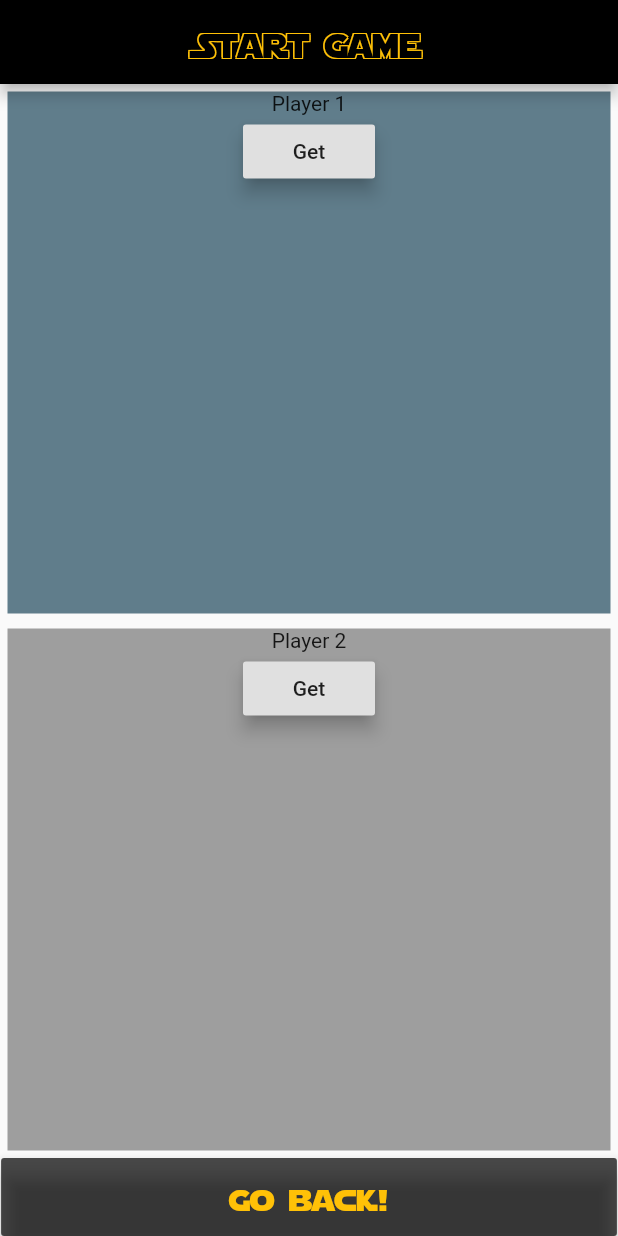
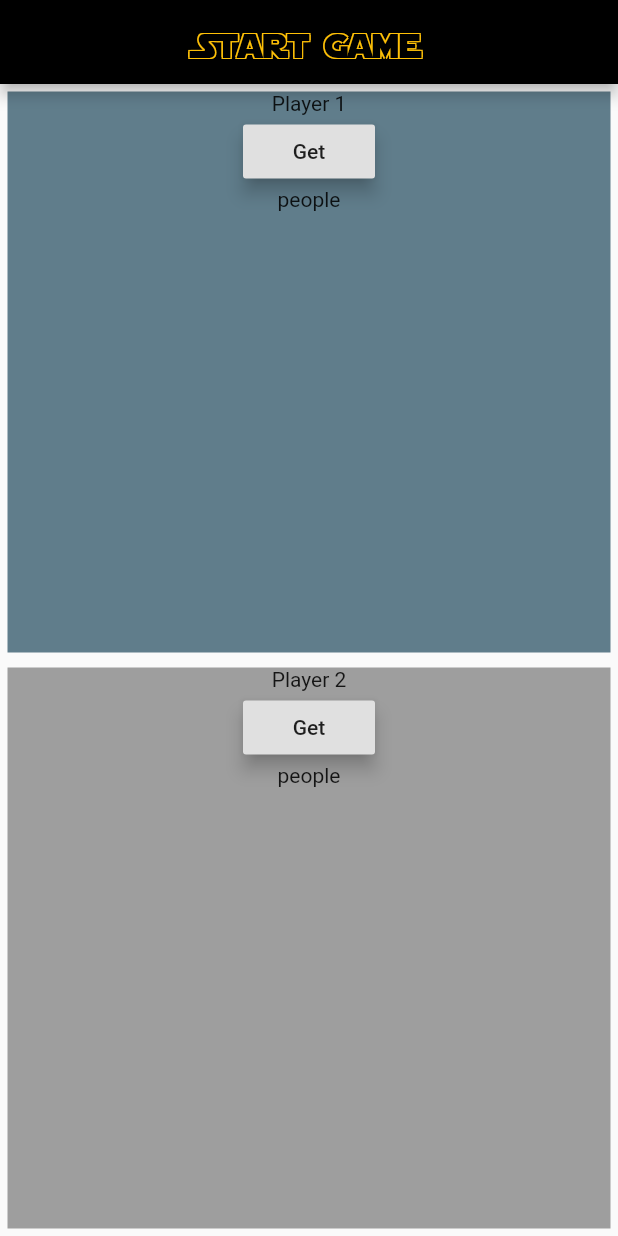
Before and after one commit to dmitry-bdg/star-wars-game, a Flutter app: the screen it shows after launch, after a tap on "people", on a phone screen of 412 x 824 dp. Run offline on Flutter 3.47's test engine with Material 2 defaults, Android fonts, the phone set to English and light mode, and no system bars; our stand-ins replace dio, google_fonts.

Commit message:
feat: add Provider, control app state.

```diff
--- a/lib/UI/screen/game_page.dart
+++ b/lib/UI/screen/game_page.dart
@@ -1,14 +1,11 @@
 import 'package:flutter/material.dart';
+import 'package:provider/provider.dart';
 import 'package:star_wars_game/UI/widget/go_back_button.dart';
 import 'package:star_wars_game/UI/widget/logo_AppBar.dart';
-import 'package:star_wars_game/resources/starwars_api_provider.dart';
+import 'package:star_wars_game/models/star_wars_game.dart';
 
-class GamePage extends StatefulWidget {
-  @override
-  _GamePageState createState() => _GamePageState();
-}
+class GamePage extends StatelessWidget {
 
-class _GamePageState extends State<GamePage> {
   @override
   Widget build(BuildContext context) {
     return Scaffold(
@@ -33,14 +30,15 @@ class _GamePageState extends State<GamePage> {
                     RaisedButton(
                       elevation: 5,
                       onPressed: () {
-                      StarWarsApi _api = StarWarsApi('starships');
-                      _api.getData.then((value) => print(value));
+                        print(context.read<StarWarsGame>().getGameState);
                       },
                       child: Text('Get'),
                     ),
+                    Text(context.watch<StarWarsGame>().getGameType),
                   ],
                 ),
-            )),
+              ),
+            ),
             Flexible(
               child: Container(
                 margin: const EdgeInsets.all(5),
@@ -53,15 +51,16 @@ class _GamePageState extends State<GamePage> {
                       animationDuration: Duration(seconds: 1),
                       elevation: 5,
                       onPressed: () {
-                      StarWarsApi _api = StarWarsApi('starships');
-                      _api.getData.then((value) => print(value));
-                    },
+                        print(context.read<StarWarsGame>().getGameState);
+                      }, // !
                       child: Text('Get'),
                     ),
+                    Text(context.watch<StarWarsGame>().getGameType),
                   ],
                 ),
-            )),
-            GoBackButton(),
+              ),
+            ),
+            // GoBackButton(),
           ],
         ),
       ),
--- a/lib/UI/widget/game_button.dart
+++ b/lib/UI/widget/game_button.dart
@@ -1,4 +1,6 @@
 import 'package:flutter/material.dart';
+import 'package:provider/provider.dart';
+import 'package:star_wars_game/models/star_wars_game.dart';
 
 class GameButton extends StatelessWidget {
   final String type;
@@ -14,8 +16,8 @@ class GameButton extends StatelessWidget {
       ),
       color: Colors.black.withOpacity(.7),
       onPressed: () {
+        context.read<StarWarsGame>().setGameType(type);
         Navigator.pushNamed(context, '/game');
-        // FIX Game Type!!!
       },
       child: Text(
         type,
--- a/lib/main.dart
+++ b/lib/main.dart
@@ -1,10 +1,9 @@
 import 'package:flutter/material.dart';
 import 'package:google_fonts/google_fonts.dart';
+import 'package:star_wars_game/models/star_wars_game.dart';
 import 'UI/screen/game_page.dart';
 import 'UI/screen/home_page.dart';
 import 'package:provider/provider.dart';
-
-import 'models/star_wars_game.dart';
 
 void main() {
   runApp(StarWarsRandom());
@@ -13,13 +12,14 @@ void main() {
 class StarWarsRandom extends StatelessWidget {
   @override
   Widget build(BuildContext context) {
-    return ChangeNotifierProvider(
+    return ChangeNotifierProvider<StarWarsGame>(
       create: (context) => StarWarsGame(),
       child: MaterialApp(
         initialRoute: '/',
         routes: {
           '/': (context) => HomePage(),
           '/game': (context) => GamePage(),
+          // '/statistic' : (context) => ,
         },
         title: 'Star Wars Game',
         theme: ThemeData(
--- a/lib/models/star_wars_game.dart
+++ b/lib/models/star_wars_game.dart
@@ -1,10 +1,39 @@
 import 'package:flutter/material.dart';
 import 'package:star_wars_game/models/people.dart';
+import 'package:star_wars_game/models/starships.dart';
 import 'package:star_wars_game/resources/starwars_api_provider.dart';
 
-class StarWarsGame with ChangeNotifier{
-    StarWarsApi api;
-    People people;
+class StarWarsGame with ChangeNotifier {
+  StarWarsApi _api;
+  People _people;
+  StarShips _ships;
+  String _gameType;
+  Map<String, dynamic> _gameState;
 
+  StarWarsGame() :
+        _gameState = {
+          'isGameStart': false,
+          'isFirstPlayerGet': false,
+          'isSecondPlayerGet': false,
+          'gameType': '',
+        };
 
+  Map<String, dynamic> get getGameState {
+    return _gameState;
+  }
+
+  String get getGameType {
+    return _gameType;
+  }
+
+  void gameUp() {
+    _gameState['isGameStart'] = true;
+    notifyListeners();
+  }
+
+  void setGameType(String type) {
+    this._gameType = type;
+    _gameState['gameType'] = this._gameType;
+    notifyListeners();
+  }
 }
--- a/lib/resources/starwars_api_provider.dart
+++ b/lib/resources/starwars_api_provider.dart
@@ -5,15 +5,24 @@ import 'package:star_wars_game/models/starships.dart';
 
 class StarWarsApi {
   final _dio = Dio();
+  People people;
+  StarShips ships;
   String type;
   num id;
 
-  StarWarsApi(this.type) :
+  StarWarsApi();
+
+  StarWarsApi.getCardByType(this.type) :
         id = _getRandom(type);
 
   static int _getRandom(String type) {
-    List<int> _trueId = [ 2, 3, 5, 9, 10, 11, 12, 13, 15, 17, 21, 22, 23, 27, 28, 29, 31, 32];
-    return type == 'people' ? Random().nextInt(82) : _trueId[Random().nextInt(17)];
+    List<int> _validStarShipsId = [ 2, 3, 5, 9, 10, 11, 12, 13, 15, 17, 21, 22, 23, 27, 28, 29, 31, 32];
+    int _randomPeopleId = Random().nextInt(82);
+    int _randomStarShipsId = Random().nextInt(17);
+    return type == 'people' ?
+        (_randomPeopleId == 0 || _randomPeopleId == 17 ?
+        _randomPeopleId + 1 : _randomPeopleId) :
+        _validStarShipsId[_randomStarShipsId];
   }
 
   Future get getData async {
@@ -23,11 +32,10 @@ class StarWarsApi {
         print(_url);
         Response response = await _dio.get(_url.toString());
         People result = People.parseJson(response.data);
-        return result;
+        people = result;
+        return people;
       } on Exception catch (e) {
         print(e);
-      } finally {
-
       }
     } else if (type == 'starships') {
       try {
@@ -35,23 +43,14 @@ class StarWarsApi {
         print(_url);
         Response response = await _dio.get(_url.toString());
         StarShips result = StarShips.parseJson(response.data);
-        return result;
+        ships = result;
+        return ships;
       } on Exception catch (err) {
         print(err.toString());
       }
     }
     return null;
   }
-
-  // Future<People> get getPeopleDate async {
-  //
-  //   return null;
-  // }
-
-  // Future<StarShips> get getStarShipsDate async {
-  //
-  //   return null;
-  // }
 
   Uri _getURl(String type, num id) {
     String _apiBaseUri = 'swapi.dev';
```
Lines whose indentation alone changed are shown as unchanged.
